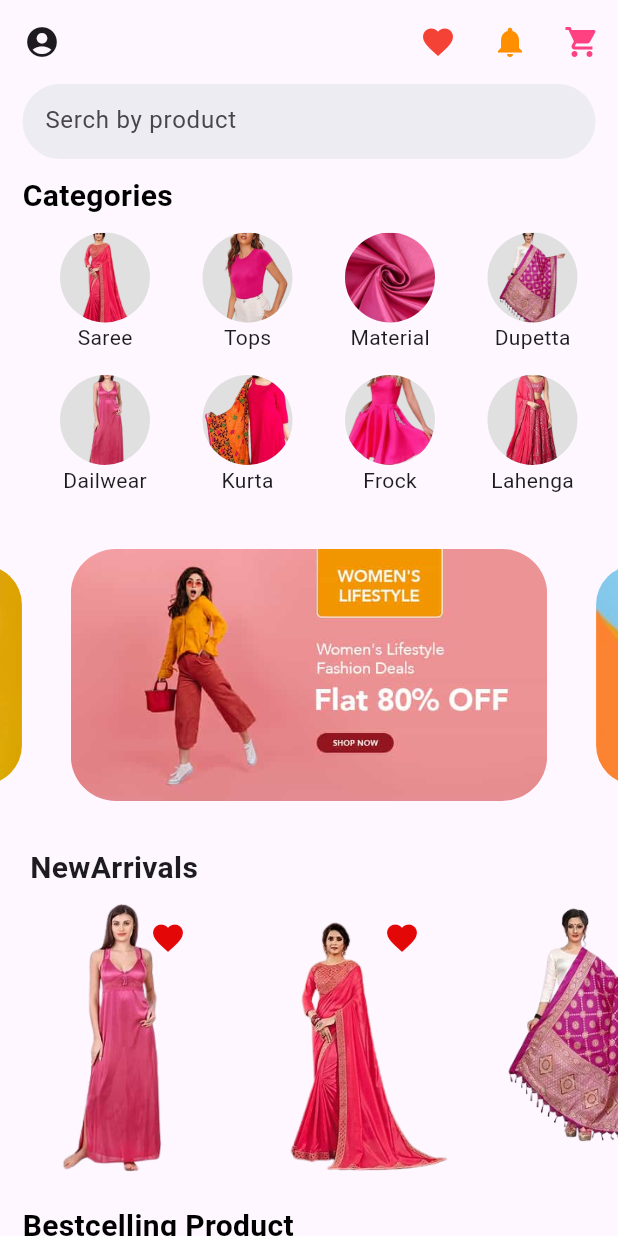
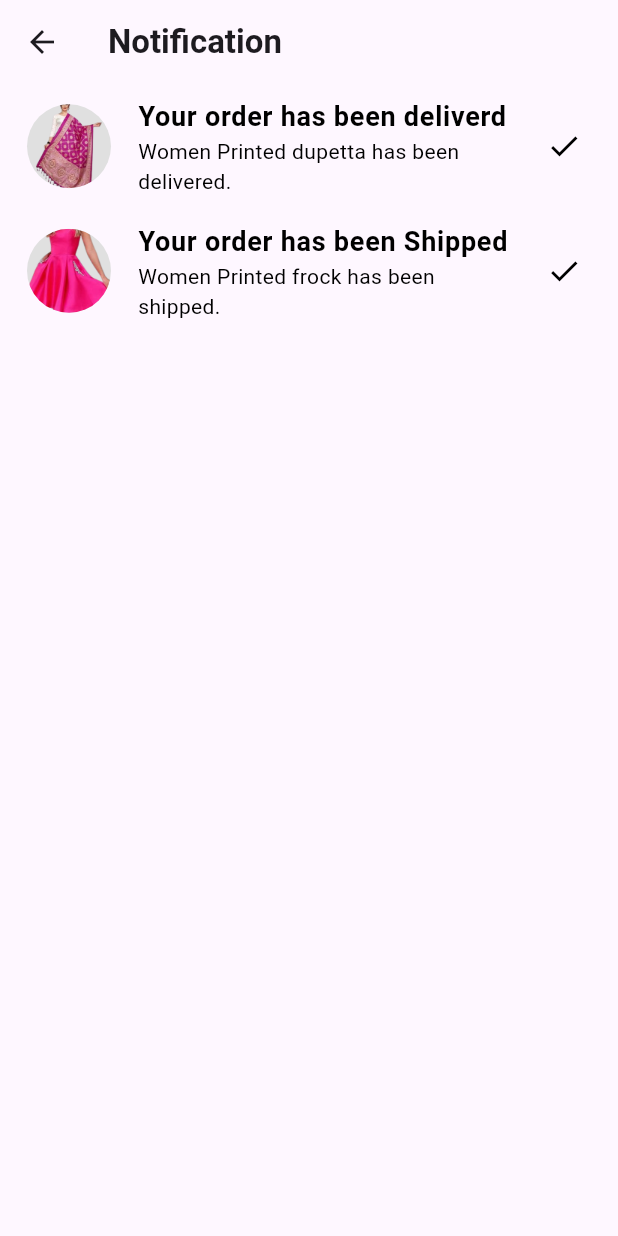
Before and after one commit to Manjima2002/HAK-Ui, a Flutter app: the screen it shows after launch, after a tap on the "notifications" icon, on a phone screen of 412 x 824 dp. Run offline on Flutter 3.47's test engine with Material 3 defaults, Android fonts, the phone set to English and light mode, and no system bars; drawn by our look-alikes of carousel_slider.

Commit message:
bestcelling

```diff
--- a/lib/features/homescreen/home_page.dart
+++ b/lib/features/homescreen/home_page.dart
@@ -1,7 +1,7 @@
 import 'package:flutter/material.dart';
 import 'package:flutter_application_1/features/homescreen/widgets/Account.dart';
-import 'package:flutter_application_1/features/homescreen/widgets/Bestcelling.dart';
-import 'package:flutter_application_1/features/homescreen/widgets/Bestcelling_text.dart';
+import 'package:flutter_application_1/features/homescreen/widgets/Bestselling.dart';
+import 'package:flutter_application_1/features/homescreen/widgets/Bestselling_text.dart';
 import 'package:flutter_application_1/features/homescreen/widgets/appbar.dart';
 import 'package:flutter_application_1/features/homescreen/widgets/arrival_items.dart';
 import 'package:flutter_application_1/features/homescreen/widgets/cart.dart';
--- a/lib/features/homescreen/widgets/Account.dart
+++ b/lib/features/homescreen/widgets/Account.dart
@@ -22,10 +22,10 @@ class _AccountState extends State<Account> {
               child: UserAccountsDrawerHeader(
                 decoration: BoxDecoration(color: Colors.pinkAccent),
                 accountName: Text(
-                  "Abhishek Mishra",
+                  "Anjali Mishra",
                   style: TextStyle(fontSize: 18),
                 ),
-                accountEmail: Text("abhishekm977@gmail.com"),
+                accountEmail: Text("anjali977@gmail.com"),
                 currentAccountPictureSize: Size.square(50),
                 currentAccountPicture: CircleAvatar(
                   backgroundColor: Color.fromARGB(255, 231, 226, 230),
--- a/lib/features/homescreen/widgets/Bestcelling.dart
+++ b/lib/features/homescreen/widgets/Bestselling.dart
@@ -48,7 +48,10 @@ class _BestcellingState extends State<Bestcelling> {
                 onTap: () {},
                 child: Container(
                   margin: EdgeInsets.all(10),
-                  child: Image.asset("asset/images/frock-removebg-preview.png"),
+                  child: Image.asset(
+                    "asset/images/frock-removebg-preview.png",
+                    height: 150,
+                  ),
                 ),
               ),
               Container(
@@ -109,7 +112,10 @@ class _BestcellingState extends State<Bestcelling> {
                 onTap: () {},
                 child: Container(
                   margin: EdgeInsets.all(10),
-                  child: Image.asset("asset/images/kurta-removebg-preview.png"),
+                  child: Image.asset(
+                    "asset/images/kurta-removebg-preview.png",
+                    height: 150,
+                  ),
                 ),
               ),
               Container(
--- a/lib/features/homescreen/widgets/Bestcelling_text.dart
+++ b/lib/features/homescreen/widgets/Bestselling_text.dart
@@ -10,11 +10,10 @@ class Bestcellingtext extends StatelessWidget {
     return const Padding(
       padding: EdgeInsets.only(left: 15.0, top: 10, bottom: 10),
       child: Text(
-        "Bestcelling Product",
+        "Bestselling Product",
         style: TextStyle(
             fontSize: 20, fontWeight: FontWeight.bold, color: Colors.black),
       ),
-
     );
   }
 }
--- a/lib/features/homescreen/widgets/appbar.dart
+++ b/lib/features/homescreen/widgets/appbar.dart
@@ -1,28 +1,40 @@
 import 'package:flutter/material.dart';
 import 'package:flutter_application_1/features/homescreen/widgets/Account.dart';
 import 'package:flutter_application_1/features/homescreen/widgets/cart.dart';
+import 'package:flutter_application_1/features/homescreen/widgets/notification.dart';
+import 'package:flutter_application_1/features/homescreen/wishlist.dart';
 
 AppBar appbar(BuildContext context) {
   return AppBar(
     leading: IconButton(
       onPressed: () {
-         Navigator.push(
-            context,
-            MaterialPageRoute(builder: (context) => const Account()),
-          );
+        Navigator.push(
+          context,
+          MaterialPageRoute(builder: (context) => const Account()),
+        );
       },
       icon: const Icon(Icons.account_circle),
     ),
     actions: [
       IconButton(
-        onPressed: () {},
+        onPressed: () {
+          Navigator.push(
+            context,
+            MaterialPageRoute(builder: (context) => Wishlist()),
+          );
+        },
         icon: const Icon(
           Icons.favorite,
           color: Colors.red,
         ),
       ),
       IconButton(
-        onPressed: () {},
+        onPressed: () {
+          Navigator.push(
+            context,
+            MaterialPageRoute(builder: (context) => const Notifications()),
+          );
+        },
         icon: Icon(
           Icons.notifications,
           color: Colors.amber.shade800,
--- /dev/null
+++ b/lib/features/homescreen/widgets/notification.dart
@@ -0,0 +1,76 @@
+import 'package:flutter/material.dart';
+
+class Notifications extends StatefulWidget {
+  const Notifications({super.key});
+
+  @override
+  State<Notifications> createState() => _NotificationsState();
+}
+
+class _NotificationsState extends State<Notifications> {
+  @override
+  Widget build(BuildContext context) {
+    return Scaffold(
+      appBar: AppBar(
+        title: Text(
+          "Notification",
+          style: TextStyle(fontWeight: FontWeight.bold),
+        ),
+      ),
+      body: ListView(
+        children: [
+          ListTile(
+            leading: CircleAvatar(
+              radius: (30),
+              backgroundImage:
+                  AssetImage("asset/images/dupatta-removebg-preview.png"),
+              backgroundColor: Colors.grey.shade300,
+            ),
+            title: Text(
+              'Your order has been deliverd',
+              style: TextStyle(
+                color: Colors.black,
+                fontWeight: FontWeight.bold,
+                fontSize: 18,
+              ),
+            ),
+            trailing: Icon(
+              Icons.done,
+              color: Colors.black,
+            ),
+            subtitle: Text(
+              'Women Printed dupetta has been delivered.',
+              style: TextStyle(color: Colors.black),
+            ),
+            selected: true,
+          ),
+          ListTile(
+            leading: CircleAvatar(
+              radius: (30),
+              backgroundImage:
+                  AssetImage("asset/images/frock-removebg-preview.png"),
+              backgroundColor: Colors.grey.shade300,
+            ),
+            title: Text(
+              'Your order has been Shipped',
+              style: TextStyle(
+                color: Colors.black,
+                fontWeight: FontWeight.bold,
+                fontSize: 18,
+              ),
+            ),
+            trailing: Icon(
+              Icons.done,
+              color: Colors.black,
+            ),
+            subtitle: Text(
+              'Women Printed frock has been shipped.',
+              style: TextStyle(color: Colors.black),
+            ),
+            selected: true,
+          ),
+        ],
+      ),
+    );
+  }
+}
--- a/lib/main.dart
+++ b/lib/main.dart
@@ -3,7 +3,7 @@ import 'package:flutter_application_1/features/homescreen/home_page.dart';
 
 void main() {
   runApp(const MyApp());
-  runApp( MyApp());
+  runApp(MyApp());
 }
 
 class MyApp extends StatelessWidget {
@@ -18,7 +18,7 @@ class MyApp extends StatelessWidget {
         useMaterial3: true,
       ),
       debugShowCheckedModeBanner: false,
-      home:const  Homepage(),
+      home: const Homepage(),
     );
   }
 }
```
Also changed, not shown: lib/features/homescreen/wishlist.dart (added, +285 -0 lines), asset/images/combb.jpg (deleted), asset/images/img1.jpg (deleted).
